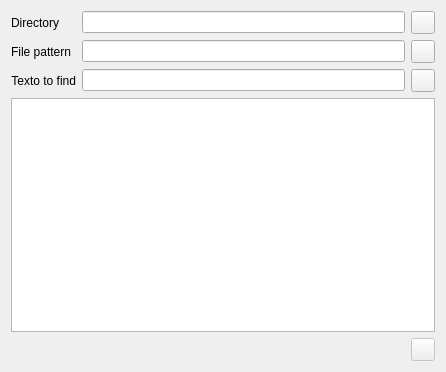
Before: the Qt Designer form findinfilesdialog.ui in martinribelotta/embedded-ide, drawn with Qt 5.
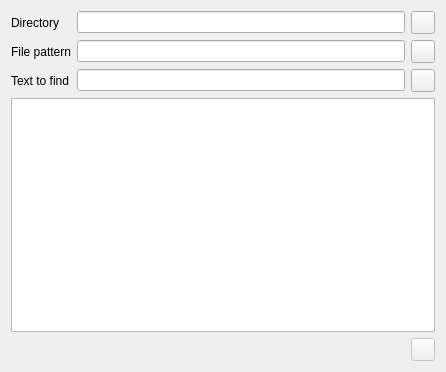
After: the same form once the commit is applied. Icons and pictures are not drawn. Custom widgets are drawn as their Qt base class.

Diff of the .ui file:
```diff
--- a/findinfilesdialog.ui
+++ b/findinfilesdialog.ui
@@ -83,7 +83,7 @@
      <item row="2" column="0">
       <widget class="QLabel" name="label_3">
        <property name="text">
-        <string>Texto to find</string>
+        <string>Text to find</string>
        </property>
        <property name="alignment">
         <set>Qt::AlignRight|Qt::AlignTrailing|Qt::AlignVCenter</set>
```
Left out of the diff: 2 changed lines with no effect on the pictures.
